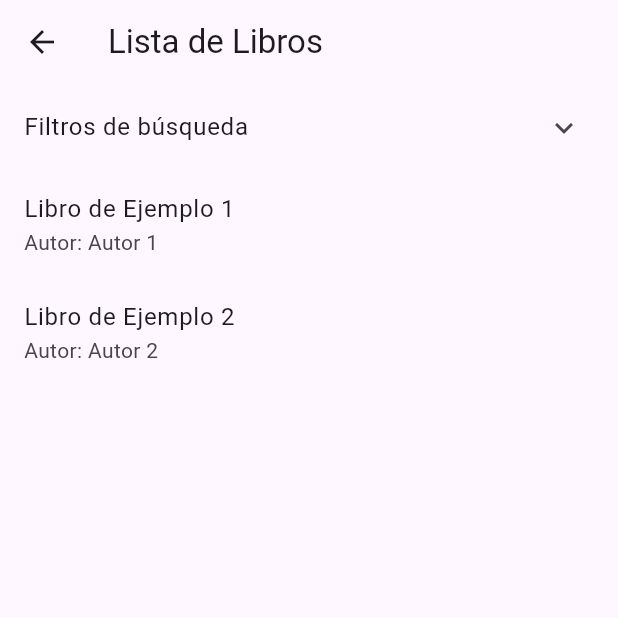
After one commit to sedress/biblioteca_libros, a Flutter app: the screen it shows after launch, after a tap on "Lista de Libros", on a phone screen of 412 x 824 dp, the top half of it. The commit adds this screen. Run offline on Flutter 3.47's test engine with Material 3 defaults, Android fonts, the light colour scheme and no system bars; our stand-ins replace sqflite; missing offline and left inert: flutter_pdfview; accounts and stored records are empty.

```diff
--- /dev/null
+++ b/lib/database/book_db_helper.dart
@@ -0,0 +1,78 @@
+import 'package:sqflite/sqflite.dart';
+import 'package:path/path.dart';
+
+class BookDatabaseHelper {
+  static final BookDatabaseHelper _instance = BookDatabaseHelper._internal();
+  static Database? _database;
+
+  factory BookDatabaseHelper() {
+    return _instance;
+  }
+
+  BookDatabaseHelper._internal();
+
+  Future<Database> get database async {
+    if (_database != null) return _database!;
+
+    _database = await _initDatabase();
+    return _database!;
+  }
+
+  Future<Database> _initDatabase() async {
+    String path = join(await getDatabasesPath(), 'books.db');
+    return await openDatabase(
+      path,
+      version: 1,
+      onCreate: (db, version) async {
+        await db.execute('''
+          CREATE TABLE books(
+            id INTEGER PRIMARY KEY,
+            title TEXT,
+            author TEXT,
+            genre TEXT,
+            condition TEXT,
+            availability TEXT,
+            location TEXT,
+            notes TEXT,
+            pdfPath TEXT
+          )
+        ''');
+      },
+    );
+  }
+
+  Future<List<Map<String, dynamic>>> getBooks() async {
+    final db = await database;
+    return await db.query('books');
+  }
+
+  Future<void> insertSampleBooks() async {
+    final db = await database;
+
+    // Check if there are already books in the database
+    var existingBooks = await db.query('books');
+    if (existingBooks.isNotEmpty) return; // Skip if there are already books
+
+    await db.insert('books', {
+      'title': 'Libro de Ejemplo 1',
+      'author': 'Autor 1',
+      'genre': 'Fantasía',
+      'condition': 'Nuevo',
+      'availability': 'Sí',
+      'location': 'Sección A',
+      'notes': 'Este es un libro de ejemplo.',
+      'pdfPath': 'assets/pdfs/sample1.pdf',
+    });
+
+    await db.insert('books', {
+      'title': 'Libro de Ejemplo 2',
+      'author': 'Autor 2',
+      'genre': 'Ciencia Ficción',
+      'condition': 'Usado - Buen estado',
+      'availability': 'Sí',
+      'location': 'Sección B',
+      'notes': 'Este es otro libro de ejemplo.',
+      'pdfPath': 'assets/pdfs/sample2.pdf',
+    });
+  }
+}
--- a/lib/main.dart
+++ b/lib/main.dart
@@ -4,8 +4,11 @@ import 'package:biblioteca_libros/screens/register_screen.dart';
 import 'package:biblioteca_libros/screens/home_screen.dart';
 import 'package:biblioteca_libros/screens/welcome_screen.dart';
 import 'package:biblioteca_libros/screens/Book_PreviewScreen.dart';
+import 'package:biblioteca_libros/database/book_db_helper.dart';
 
-void main() {
+void main() async {
+  WidgetsFlutterBinding.ensureInitialized();
+  await BookDatabaseHelper().insertSampleBooks(); // Insertar libros de ejemplo
   runApp(MyApp());
 }
 
--- /dev/null
+++ b/lib/screens/book_list_screen.dart
@@ -0,0 +1,244 @@
+import 'package:flutter/material.dart';
+import 'package:biblioteca_libros/database/book_db_helper.dart';
+import 'package:biblioteca_libros/screens/pdf_viewer_screen.dart';
+
+class BookListScreen extends StatefulWidget {
+  @override
+  _BookListScreenState createState() => _BookListScreenState();
+}
+
+class _BookListScreenState extends State<BookListScreen> {
+  List<Map<String, dynamic>> _books = [];
+  String? _selectedGenre;
+  String? _selectedCondition;
+  String? _selectedAvailability;
+  String? _selectedSection;
+
+  @override
+  void initState() {
+    super.initState();
+    _fetchBooks();
+  }
+
+  Future<void> _fetchBooks() async {
+    final books = await BookDatabaseHelper().getBooks();
+    setState(() {
+      _books = books;
+    });
+  }
+
+  void _filterBooks() async {
+    final db = await BookDatabaseHelper().database;
+    String whereClause = "";
+    List<dynamic> whereArgs = [];
+
+    if (_selectedGenre != null) {
+      whereClause += 'genre = ?';
+      whereArgs.add(_selectedGenre);
+    }
+
+    if (_selectedCondition != null) {
+      if (whereClause.isNotEmpty) whereClause += ' AND ';
+      whereClause += 'condition = ?';
+      whereArgs.add(_selectedCondition);
+    }
+
+    if (_selectedAvailability != null) {
+      if (whereClause.isNotEmpty) whereClause += ' AND ';
+      whereClause += 'availability = ?';
+      whereArgs.add(_selectedAvailability);
+    }
+
+    if (_selectedSection != null) {
+      if (whereClause.isNotEmpty) whereClause += ' AND ';
+      whereClause += 'location = ?';
+      whereArgs.add(_selectedSection);
+    }
+
+    final books = whereClause.isEmpty
+        ? await db.query('books')
+        : await db.query('books', where: whereClause, whereArgs: whereArgs);
+
+    setState(() {
+      _books = books;
+    });
+  }
+
+  void _clearFilters() {
+    setState(() {
+      _selectedGenre = null;
+      _selectedCondition = null;
+      _selectedAvailability = null;
+      _selectedSection = null;
+    });
+    _fetchBooks();
+  }
+
+  void _showBookDetails(Map<String, dynamic> book) {
+    showDialog(
+      context: context,
+      builder: (BuildContext context) {
+        return AlertDialog(
+          title: Text(book['title']),
+          content: SingleChildScrollView(
+            child: ListBody(
+              children: <Widget>[
+                Text('Autor: ${book['author']}'),
+                Text('Género: ${book['genre']}'),
+                Text('Estado: ${book['condition']}'),
+                Text('Disponibilidad: ${book['availability']}'),
+                Text('Sección: ${book['location']}'),
+                Text('Descripción: ${book['notes']}'),
+              ],
+            ),
+          ),
+          actions: <Widget>[
+            TextButton(
+              child: Text('Leer PDF'),
+              onPressed: () {
+                Navigator.of(context).pop();
+                Navigator.push(
+                  context,
+                  MaterialPageRoute(
+                    builder: (context) => PdfViewerScreen(pdfAssetPath: book['pdfPath']),
+                  ),
+                );
+              },
+            ),
+            TextButton(
+              child: Text('Cerrar'),
+              onPressed: () {
+                Navigator.of(context).pop();
+              },
+            ),
+          ],
+        );
+      },
+    );
+  }
+
+  @override
+  Widget build(BuildContext context) {
+    return Scaffold(
+      appBar: AppBar(
+        title: Text('Lista de Libros'),
+        leading: IconButton(
+          icon: Icon(Icons.arrow_back),
+          onPressed: () {
+            Navigator.pop(context);
+          },
+        ),
+      ),
+      body: Column(
+        children: [
+          _buildFilterControls(),
+          Expanded(
+            child: ListView.builder(
+              itemCount: _books.length,
+              itemBuilder: (context, index) {
+                final book = _books[index];
+                return ListTile(
+                  title: Text(book['title']),
+                  subtitle: Text('Autor: ${book['author']}'),
+                  onTap: () => _showBookDetails(book),
+                );
+              },
+            ),
+          ),
+        ],
+      ),
+    );
+  }
+
+  Widget _buildFilterControls() {
+    return ExpansionTile(
+      title: Text('Filtros de búsqueda'),
+      children: [
+        _buildDropdown(
+          'Seleccione Género',
+          _selectedGenre,
+              (value) {
+            setState(() {
+              _selectedGenre = value;
+            });
+          },
+          [
+            'Misterio', 'Romance', 'Ciencia Ficción', 'Fantasía',
+            'Suspenso', 'Terror', 'Biografía', 'Historia', 'Ciencia',
+            'Arte', 'Cocina', 'Viajes', 'Autoayuda',
+            'Literatura Infantil y Juvenil', 'Cómics y Novelas Gráficas',
+            'Libros de Idiomas',
+          ],
+        ),
+        _buildDropdown(
+          'Seleccione Estado',
+          _selectedCondition,
+              (value) {
+            setState(() {
+              _selectedCondition = value;
+            });
+          },
+          [
+            'Nuevo', 'Usado - Buen estado', 'Usado - Aceptable', 'Usado - Dañado'
+          ],
+        ),
+        _buildDropdown(
+          'Seleccione Disponibilidad',
+          _selectedAvailability,
+              (value) {
+            setState(() {
+              _selectedAvailability = value;
+            });
+          },
+          ['Sí', 'No'],
+        ),
+        _buildDropdown(
+          'Seleccione Sección',
+          _selectedSection,
+              (value) {
+            setState(() {
+              _selectedSection = value;
+            });
+          },
+          ['Sección A', 'Sección B', 'Sección C', 'Sección D', 'Sección E'],
+        ),
+        Row(
+          mainAxisAlignment: MainAxisAlignment.spaceEvenly,
+          children: [
+            ElevatedButton(
+              onPressed: _filterBooks,
+              child: Text('Filtrar'),
+            ),
+            ElevatedButton(
+              onPressed: _clearFilters,
+              child: Text('Limpiar Filtros'),
+            ),
+          ],
+        ),
+      ],
+    );
+  }
+
+  Widget _buildDropdown(
+      String hint,
+      String? value,
+      ValueChanged<String?> onChanged,
+      List<String> items,
+      ) {
+    return Padding(
+      padding: const EdgeInsets.symmetric(horizontal: 16.0, vertical: 8.0),
+      child: DropdownButton<String>(
+        hint: Text(hint),
+        value: value,
+        onChanged: onChanged,
+        isExpanded: true,
+        items: items.map<DropdownMenuItem<String>>((String value) {
+          return DropdownMenuItem<String>(
+            value: value,
+            child: Text(value),
+          );
+        }).toList(),
+      ),
+    );
+  }
+}
--- a/lib/screens/welcome_screen.dart
+++ b/lib/screens/welcome_screen.dart
@@ -1,4 +1,5 @@
 import 'package:flutter/material.dart';
+import 'book_list_screen.dart';
 
 class WelcomeScreen extends StatelessWidget {
   @override
@@ -44,6 +45,19 @@ class WelcomeScreen extends StatelessWidget {
                 minimumSize: Size(double.infinity, 50),
               ),
             ),
+            SizedBox(height: 10), // Espacio entre botones
+            ElevatedButton(
+              onPressed: () {
+                Navigator.push(
+                  context,
+                  MaterialPageRoute(builder: (context) => BookListScreen()),
+                );
+              },
+              child: Text('Lista de Libros'),
+              style: ElevatedButton.styleFrom(
+                minimumSize: Size(double.infinity, 50),
+              ),
+            ),
           ],
         ),
       ),
```
Also changed, not shown: lib/screens/pdf_viewer_screen.dart (added, +51 -0 lines), pubspec.yaml (+9 -68 lines), pubspec.lock, 1 other file.
